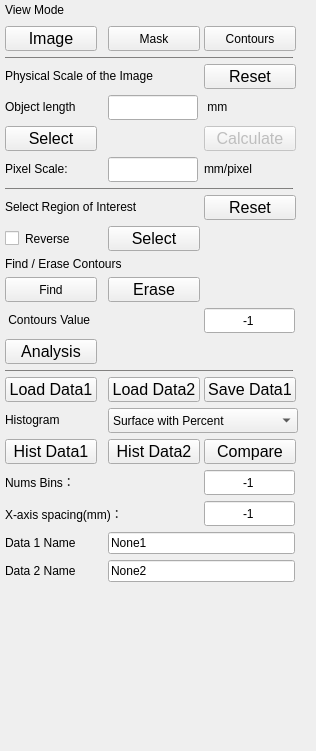
This is UI/UI_ContentBar.ui in Hao-yu-lin/CPASR as Qt 5 draws it before an edit. The edited form follows.
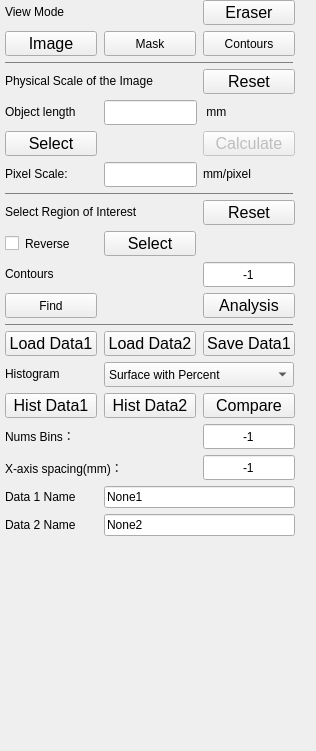
This is the edited form.

```diff
--- a/UI/UI_ContentBar.ui
+++ b/UI/UI_ContentBar.ui
@@ -37,14 +37,14 @@
    <property name="styleSheet">
     <string notr="true">border-color: rgb(255, 46, 52);</string>
    </property>
-   <layout class="QGridLayout" name="gridLayout" rowstretch="0,0,0,0,0,0,0,0,0,0,0,0,0,0,0,0,0,0,0,0,0,0,0,0,0,0,0,0,0,0,0,0,0,0,0,0,0,0,0,0,0,0,0,0,0">
+   <layout class="QGridLayout" name="gridLayout" rowstretch="0,0,0,0,0,0,0,0,0,0,0,0,0,0,0,0,0,0,0,0,0,0,0,0,0,0,0,0,0,0,0,0,0,0,0,0,0,0,0,0,0,0,0,0">
     <property name="leftMargin">
      <number>5</number>
     </property>
     <property name="rightMargin">
      <number>5</number>
     </property>
-    <item row="28" column="0">
+    <item row="27" column="0">
      <widget class="Line" name="line_space2">
       <property name="minimumSize">
        <size>
@@ -69,7 +69,7 @@
       </property>
      </widget>
     </item>
-    <item row="30" column="3">
+    <item row="29" column="2">
      <widget class="QPushButton" name="btn_save_contours">
       <property name="sizePolicy">
        <sizepolicy hsizetype="Fixed" vsizetype="Fixed">
@@ -148,7 +148,7 @@
       </property>
      </widget>
     </item>
-    <item row="30" column="0">
+    <item row="29" column="0">
      <widget class="QPushButton" name="btn_load_data1">
       <property name="sizePolicy">
        <sizepolicy hsizetype="Fixed" vsizetype="Fixed">
@@ -203,35 +203,7 @@
       </property>
      </widget>
     </item>
-    <item row="25" column="3">
-     <widget class="QLineEdit" name="lineEdit_contours_value">
-      <property name="sizePolicy">
-       <sizepolicy hsizetype="Fixed" vsizetype="Fixed">
-        <horstretch>0</horstretch>
-        <verstretch>0</verstretch>
-       </sizepolicy>
-      </property>
-      <property name="minimumSize">
-       <size>
-        <width>0</width>
-        <height>25</height>
-       </size>
-      </property>
-      <property name="maximumSize">
-       <size>
-        <width>16777215</width>
-        <height>25</height>
-       </size>
-      </property>
-      <property name="text">
-       <string>-1</string>
-      </property>
-      <property name="alignment">
-       <set>Qt::AlignCenter</set>
-      </property>
-     </widget>
-    </item>
-    <item row="42" column="2" colspan="2">
+    <item row="41" column="1" colspan="2">
      <widget class="QLineEdit" name="lineEdit_data1_Name">
       <property name="text">
        <string>None1</string>
@@ -321,7 +293,7 @@
       </property>
      </widget>
     </item>
-    <item row="30" column="2">
+    <item row="29" column="1">
      <widget class="QPushButton" name="btn_load_data2">
       <property name="sizePolicy">
        <sizepolicy hsizetype="Fixed" vsizetype="Fixed">
@@ -351,7 +323,7 @@
       </property>
      </widget>
     </item>
-    <item row="38" column="0" colspan="3">
+    <item row="37" column="0" colspan="2">
      <widget class="QLabel" name="label_bins_fixed">
       <property name="minimumSize">
        <size>
@@ -370,7 +342,7 @@
       </property>
      </widget>
     </item>
-    <item row="34" column="0">
+    <item row="33" column="0">
      <widget class="QLabel" name="label_histogram_fixed">
       <property name="minimumSize">
        <size>
@@ -389,14 +361,42 @@
       </property>
      </widget>
     </item>
-    <item row="39" column="0" colspan="3">
+    <item row="18" column="2">
+     <widget class="QLineEdit" name="lineEdit_contours_value">
+      <property name="sizePolicy">
+       <sizepolicy hsizetype="Fixed" vsizetype="Fixed">
+        <horstretch>0</horstretch>
+        <verstretch>0</verstretch>
+       </sizepolicy>
+      </property>
+      <property name="minimumSize">
+       <size>
+        <width>0</width>
+        <height>25</height>
+       </size>
+      </property>
+      <property name="maximumSize">
+       <size>
+        <width>16777215</width>
+        <height>25</height>
+       </size>
+      </property>
+      <property name="text">
+       <string>-1</string>
+      </property>
+      <property name="alignment">
+       <set>Qt::AlignCenter</set>
+      </property>
+     </widget>
+    </item>
+    <item row="38" column="0" colspan="2">
      <widget class="QLabel" name="label_x_axis_spacing_fixed">
       <property name="text">
        <string>X-axis spacing(mm)：</string>
       </property>
      </widget>
     </item>
-    <item row="8" column="2">
+    <item row="8" column="1">
      <widget class="QLineEdit" name="lineEdit_object_length">
       <property name="sizePolicy">
        <sizepolicy hsizetype="Fixed" vsizetype="Fixed">
@@ -424,7 +424,7 @@
       </property>
      </widget>
     </item>
-    <item row="8" column="3">
+    <item row="8" column="2">
      <widget class="QLabel" name="label_objectlength_fixed_2">
       <property name="sizePolicy">
        <sizepolicy hsizetype="Preferred" vsizetype="Preferred">
@@ -452,7 +452,7 @@
       </property>
      </widget>
     </item>
-    <item row="44" column="2">
+    <item row="43" column="1">
      <spacer name="verticalSpacer">
       <property name="orientation">
        <enum>Qt::Vertical</enum>
@@ -465,7 +465,7 @@
       </property>
      </spacer>
     </item>
-    <item row="4" column="2">
+    <item row="4" column="1">
      <widget class="QPushButton" name="btn_show_mask">
       <property name="sizePolicy">
        <sizepolicy hsizetype="Fixed" vsizetype="Fixed">
@@ -490,7 +490,7 @@
       </property>
      </widget>
     </item>
-    <item row="6" column="0" colspan="3">
+    <item row="6" column="0" colspan="2">
      <widget class="QLabel" name="label_title_fixed">
       <property name="minimumSize">
        <size>
@@ -528,7 +528,7 @@
       </property>
      </widget>
     </item>
-    <item row="12" column="3">
+    <item row="12" column="2">
      <widget class="QPushButton" name="btn_roi_reset">
       <property name="sizePolicy">
        <sizepolicy hsizetype="Fixed" vsizetype="Fixed">
@@ -586,7 +586,7 @@
       </property>
      </widget>
     </item>
-    <item row="6" column="3">
+    <item row="6" column="2">
      <widget class="QPushButton" name="btn_refer_reset">
       <property name="sizePolicy">
        <sizepolicy hsizetype="Fixed" vsizetype="Fixed">
@@ -616,26 +616,7 @@
       </property>
      </widget>
     </item>
-    <item row="25" column="0" colspan="3">
-     <widget class="QLabel" name="label_contours_fixxed">
-      <property name="minimumSize">
-       <size>
-        <width>180</width>
-        <height>20</height>
-       </size>
-      </property>
-      <property name="maximumSize">
-       <size>
-        <width>180</width>
-        <height>20</height>
-       </size>
-      </property>
-      <property name="text">
-       <string> Contours Value</string>
-      </property>
-     </widget>
-    </item>
-    <item row="43" column="0">
+    <item row="42" column="0">
      <widget class="QLabel" name="label_data2_Name_fixed">
       <property name="text">
        <string>Data 2 Name</string>
@@ -657,11 +638,11 @@
        </size>
       </property>
       <property name="text">
-       <string>Find / Erase Contours</string>
+       <string>Contours</string>
       </property>
      </widget>
     </item>
-    <item row="9" column="3">
+    <item row="9" column="2">
      <widget class="QPushButton" name="btn_refer_calculate">
       <property name="enabled">
        <bool>false</bool>
@@ -713,7 +694,7 @@
       </property>
      </widget>
     </item>
-    <item row="39" column="3">
+    <item row="38" column="2">
      <widget class="QLineEdit" name="lineEdit_xaxis_spacing">
       <property name="sizePolicy">
        <sizepolicy hsizetype="Fixed" vsizetype="Fixed">
@@ -741,7 +722,7 @@
       </property>
      </widget>
     </item>
-    <item row="35" column="0">
+    <item row="34" column="0">
      <widget class="QPushButton" name="btn_draw_hist">
       <property name="sizePolicy">
        <sizepolicy hsizetype="Fixed" vsizetype="Fixed">
@@ -771,7 +752,7 @@
       </property>
      </widget>
     </item>
-    <item row="13" column="2">
+    <item row="13" column="1">
      <widget class="QPushButton" name="btn_roi_select">
       <property name="sizePolicy">
        <sizepolicy hsizetype="Fixed" vsizetype="Fixed">
@@ -801,37 +782,7 @@
       </property>
      </widget>
     </item>
-    <item row="19" column="2">
-     <widget class="QPushButton" name="btn_contours_erase">
-      <property name="sizePolicy">
-       <sizepolicy hsizetype="Fixed" vsizetype="Fixed">
-        <horstretch>0</horstretch>
-        <verstretch>0</verstretch>
-       </sizepolicy>
-      </property>
-      <property name="minimumSize">
-       <size>
-        <width>92</width>
-        <height>25</height>
-       </size>
-      </property>
-      <property name="maximumSize">
-       <size>
-        <width>92</width>
-        <height>25</height>
-       </size>
-      </property>
-      <property name="font">
-       <font>
-        <pointsize>12</pointsize>
-       </font>
-      </property>
-      <property name="text">
-       <string>Erase</string>
-      </property>
-     </widget>
-    </item>
-    <item row="35" column="3">
+    <item row="34" column="2">
      <widget class="QPushButton" name="btn_draw_comparehist">
       <property name="sizePolicy">
        <sizepolicy hsizetype="Fixed" vsizetype="Fixed">
@@ -861,7 +812,7 @@
       </property>
      </widget>
     </item>
-    <item row="10" column="3">
+    <item row="10" column="2">
      <widget class="QLabel" name="label_objdect_ratio_fixed">
       <property name="minimumSize">
        <size>
@@ -908,7 +859,7 @@
       </property>
      </widget>
     </item>
-    <item row="4" column="3">
+    <item row="4" column="2">
      <widget class="QPushButton" name="btn_show_contours">
       <property name="sizePolicy">
        <sizepolicy hsizetype="Fixed" vsizetype="Fixed">
@@ -933,7 +884,7 @@
       </property>
      </widget>
     </item>
-    <item row="34" column="2" colspan="2">
+    <item row="33" column="1" colspan="2">
      <widget class="QComboBox" name="comboBox_histstate">
       <property name="sizePolicy">
        <sizepolicy hsizetype="Fixed" vsizetype="Fixed">
@@ -986,7 +937,7 @@
       </item>
      </widget>
     </item>
-    <item row="10" column="2">
+    <item row="10" column="1">
      <widget class="QLineEdit" name="lineEdit_pixel_scale_value">
       <property name="sizePolicy">
        <sizepolicy hsizetype="Fixed" vsizetype="Fixed">
@@ -1014,7 +965,7 @@
       </property>
      </widget>
     </item>
-    <item row="38" column="3">
+    <item row="37" column="2">
      <widget class="QLineEdit" name="lineEdit_nums_bins">
       <property name="minimumSize">
        <size>
@@ -1036,7 +987,7 @@
       </property>
      </widget>
     </item>
-    <item row="35" column="2">
+    <item row="34" column="1">
      <widget class="QPushButton" name="btn_draw_hist2">
       <property name="sizePolicy">
        <sizepolicy hsizetype="Fixed" vsizetype="Fixed">
@@ -1066,21 +1017,51 @@
       </property>
      </widget>
     </item>
-    <item row="43" column="2" colspan="2">
+    <item row="42" column="1" colspan="2">
      <widget class="QLineEdit" name="lineEdit_data2_Name">
       <property name="text">
        <string>None2</string>
       </property>
      </widget>
     </item>
-    <item row="42" column="0">
+    <item row="3" column="2">
+     <widget class="QPushButton" name="btn_eraser">
+      <property name="sizePolicy">
+       <sizepolicy hsizetype="Fixed" vsizetype="Fixed">
+        <horstretch>0</horstretch>
+        <verstretch>0</verstretch>
+       </sizepolicy>
+      </property>
+      <property name="minimumSize">
+       <size>
+        <width>92</width>
+        <height>25</height>
+       </size>
+      </property>
+      <property name="maximumSize">
+       <size>
+        <width>92</width>
+        <height>25</height>
+       </size>
+      </property>
+      <property name="font">
+       <font>
+        <pointsize>12</pointsize>
+       </font>
+      </property>
+      <property name="text">
+       <string>Eraser</string>
+      </property>
+     </widget>
+    </item>
+    <item row="41" column="0">
      <widget class="QLabel" name="label_data1_Name_fixed">
       <property name="text">
        <string>Data 1 Name</string>
       </property>
      </widget>
     </item>
-    <item row="26" column="0">
+    <item row="19" column="2">
      <widget class="QPushButton" name="btn_roi_analysis">
       <property name="sizePolicy">
        <sizepolicy hsizetype="Fixed" vsizetype="Fixed">
```
